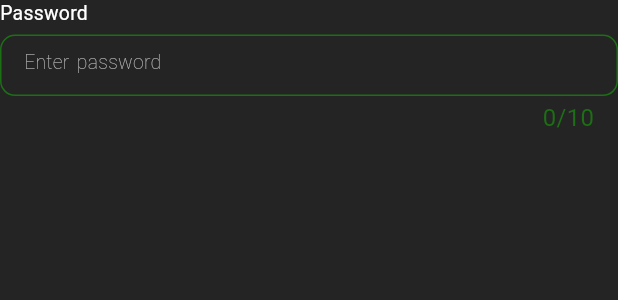
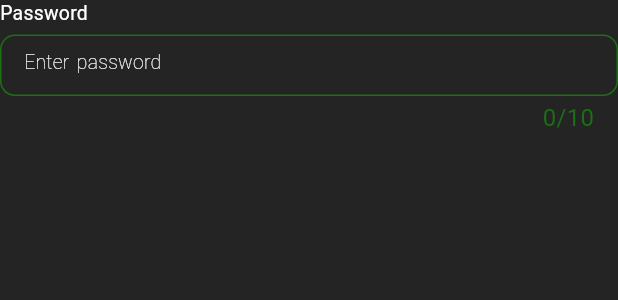
Before and after one commit to JamperCin/core_package, a Flutter app: the TextFieldWidget widget shown alone on an empty page, opened directly, on a phone screen of 412 x 824 dp. Shown: the top 300 px of the screen. Run offline on Flutter 3.47's test engine with Material 3 defaults, Android fonts, the phone set to English and light mode, and no system bars; our stand-ins replace cached_network_image, carousel_slider, dotted_border, flutter_svg, freezed_annotation, geocoding and 6 more; missing offline and left inert: encrypt, flutter_animator, flutter_overlay_loader; accounts and stored records are empty; Roboto replaces fonts that are missing (SfUI); statements that could not run were skipped; project files that could hold a hidden picture were left out.

Commit message:
update hint text color

```diff
--- a/packages/core_module/lib/core_ui/widgets/textfield_widget.dart
+++ b/packages/core_module/lib/core_ui/widgets/textfield_widget.dart
@@ -291,7 +291,7 @@ class TextFieldWidget extends StatelessWidget {
                 )
               : suffixIcon,
           hintText: hintText,
-          hintStyle: hintStyle ?? textTheme.labelSmall?.copyWith(color: colorScheme.surfaceBright),
+          hintStyle: hintStyle ?? textTheme.labelSmall?.copyWith(color: colorScheme.inverseSurface),
           border: OutlineInputBorder(
             borderRadius: BorderRadius.circular(borderRadius),
             borderSide: BorderSide(
```
